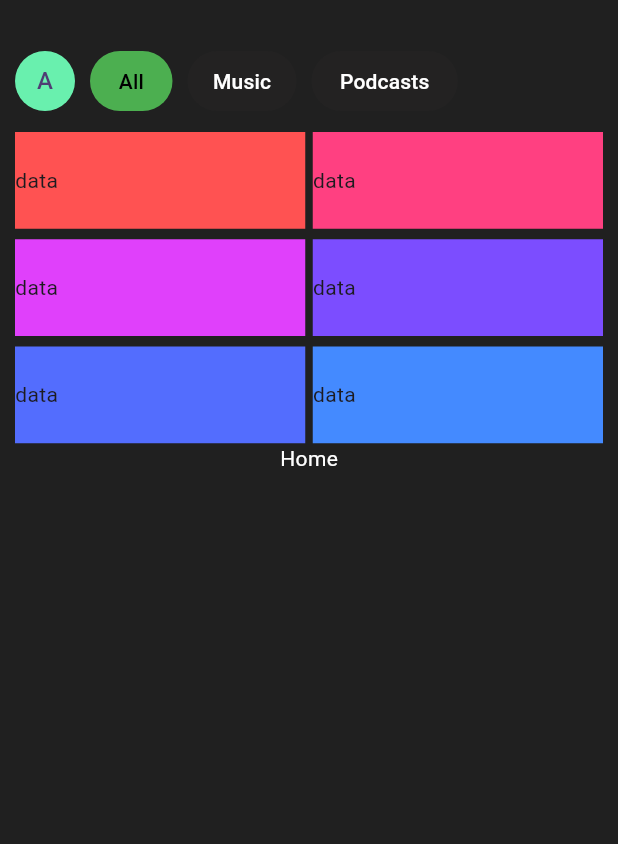
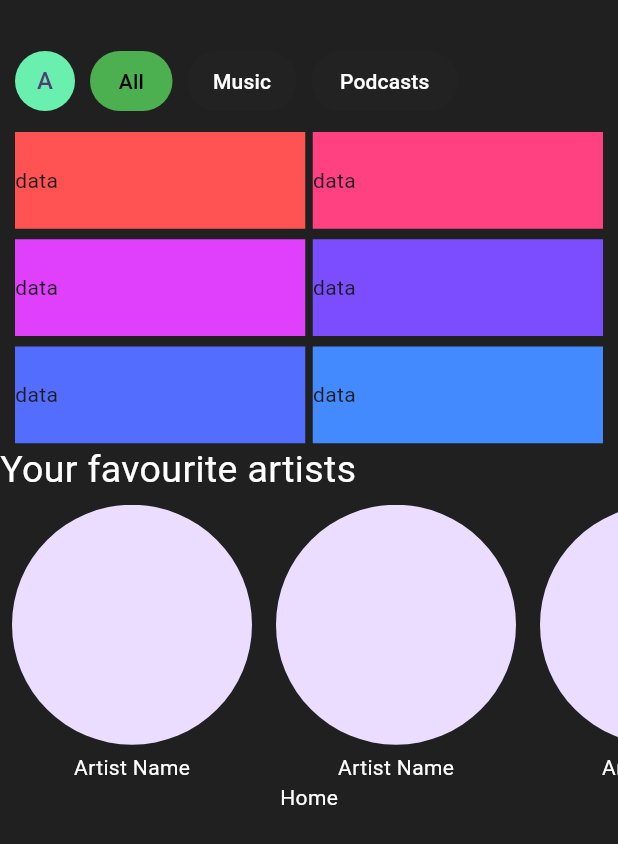
Before and after one commit to AMAN-KANHIKOTH/spotify_clone, a Flutter app: the ScreenHome screen opened directly, on a phone screen of 412 x 824 dp. Shown: the top 844 px of the screen. Run offline on Flutter 3.47's test engine with Material 3 defaults, Android fonts, the phone set to English and light mode, and no system bars; our stand-ins replace dartz, flutter_bloc, freezed_annotation, get_it, injectable; network calls fail.

Commit message:
home your favourite artists widget created

```diff
--- a/lib/presentation/home/screen_home.dart
+++ b/lib/presentation/home/screen_home.dart
@@ -1,4 +1,5 @@
 import 'package:flutter/material.dart';
+import 'package:spotify_clone/presentation/home/widgets/your_favourite_artists.dart';
 import 'package:spotify_clone/presentation/widgets/app_bar_widget.dart';
 
 class ScreenHome extends StatelessWidget {
@@ -35,6 +36,7 @@ class ScreenHome extends StatelessWidget {
             ),
           ),
         ),
+        YourFavouriteArtists(),
         const Center(
             child: Text(
           'Home',
--- /dev/null
+++ b/lib/presentation/home/widgets/your_favourite_artists.dart
@@ -0,0 +1,49 @@
+import 'package:flutter/material.dart';
+import 'package:flutter/widgets.dart';
+
+class YourFavouriteArtists extends StatelessWidget {
+  const YourFavouriteArtists({super.key});
+
+  @override
+  Widget build(BuildContext context) {
+    final size = MediaQuery.of(context).size;
+    return Column(
+      crossAxisAlignment: CrossAxisAlignment.start,
+      children: [
+        Text(
+          'Your favourite artists',
+          style: TextStyle(
+            color: Colors.white,
+            fontSize: 25,
+          ),
+        ),
+        const SizedBox(height: 5),
+        SizedBox(
+          height: size.height * 0.225,
+          child: ListView(
+            shrinkWrap: true,
+            scrollDirection: Axis.horizontal,
+            children: List.generate(
+              5,
+              (index) => Padding(
+                padding: const EdgeInsets.symmetric(horizontal: 8),
+                child: Column(
+                  children: [
+                    CircleAvatar(
+                      minRadius: 80,
+                    ),
+                    const SizedBox(height: 5),
+                    Text(
+                      'Artist Name',
+                      style: TextStyle(color: Colors.white),
+                    )
+                  ],
+                ),
+              ),
+            ),
+          ),
+        )
+      ],
+    );
+  }
+}
```
